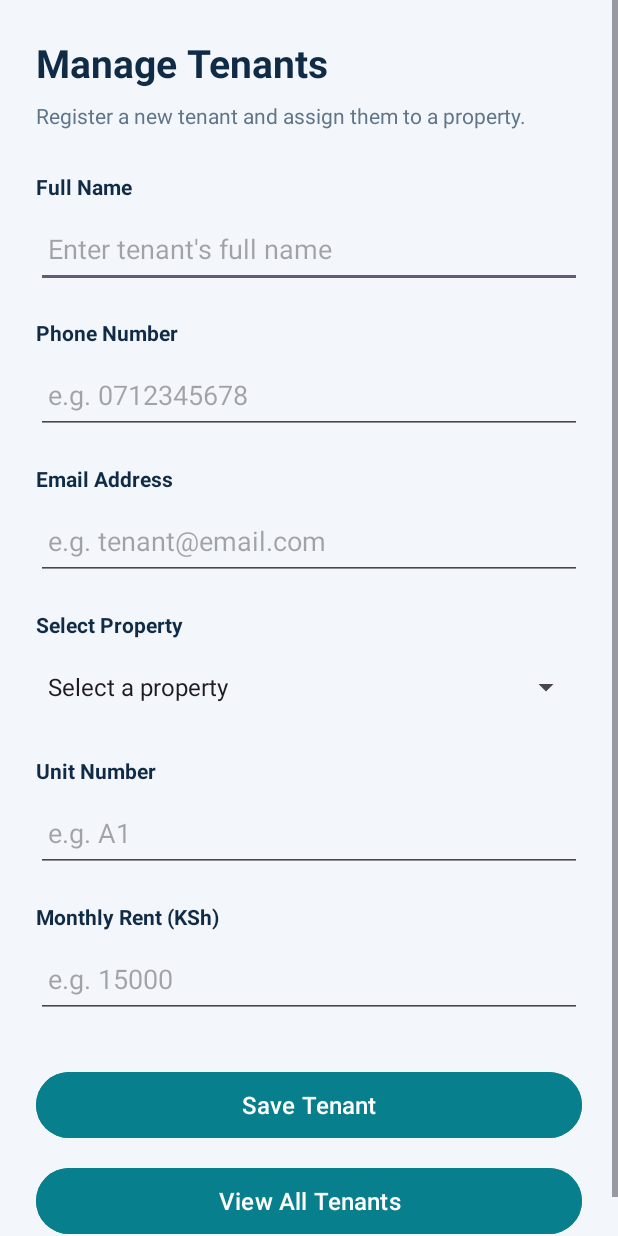
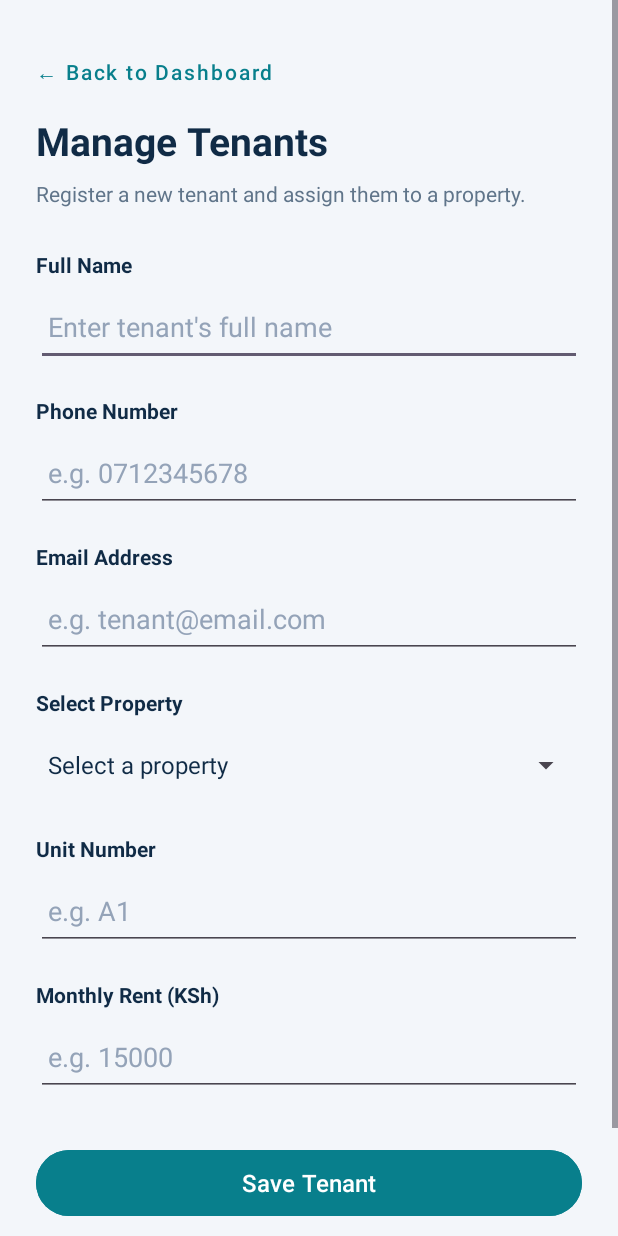
Before and after one commit to Mwangilindsey/RentManagementSystem-Project, an Android app: the ManageTenantsActivity screen opened directly, with no data from a screen before it, on a phone screen of 412 x 824 dp. Run offline under Robolectric (Android 15) with nearby library versions, the phone set to English and light mode, and no system bars.

Commit message:
fix(ui): Fix button styling uniformity and spinner dropdown contrast with white background

```diff
--- a/app/src/main/java/com/example/rentmanagementsystem/ManagePropertiesActivity.kt
+++ b/app/src/main/java/com/example/rentmanagementsystem/ManagePropertiesActivity.kt
@@ -15,12 +15,17 @@ class ManagePropertiesActivity : AppCompatActivity() {
 
         val dbHelper = PropertyDatabaseHelper(this)
 
+        val btnBack = findViewById<Button>(R.id.btnBack)
         val etPropertyName = findViewById<EditText>(R.id.etPropertyName)
         val etPropertyAddress = findViewById<EditText>(R.id.etPropertyAddress)
         val etNumberOfUnits = findViewById<EditText>(R.id.etNumberOfUnits)
         val etMonthlyRent = findViewById<EditText>(R.id.etMonthlyRent)
         val btnSaveProperty = findViewById<Button>(R.id.btnSaveProperty)
         val btnViewProperties = findViewById<Button>(R.id.btnViewProperties)
+
+        btnBack.setOnClickListener {
+            finish()
+        }
 
         btnViewProperties.setOnClickListener {
             val intent = Intent(this, ViewPropertiesActivity::class.java)
--- a/app/src/main/java/com/example/rentmanagementsystem/ManageTenantsActivity.kt
+++ b/app/src/main/java/com/example/rentmanagementsystem/ManageTenantsActivity.kt
@@ -1,10 +1,15 @@
 package com.example.rentmanagementsystem
 
+import android.graphics.Color
 import android.os.Bundle
+import android.util.Patterns
+import android.view.View
+import android.view.ViewGroup
 import android.widget.ArrayAdapter
 import android.widget.Button
 import android.widget.EditText
 import android.widget.Spinner
+import android.widget.TextView
 import android.widget.Toast
 import androidx.appcompat.app.AppCompatActivity
 
@@ -19,6 +24,7 @@ class ManageTenantsActivity : AppCompatActivity() {
 
         dbHelper = PropertyDatabaseHelper(this)
 
+        val btnBack = findViewById<Button>(R.id.btnBack)
         val etTenantName = findViewById<EditText>(R.id.etTenantName)
         val etTenantPhone = findViewById<EditText>(R.id.etTenantPhone)
         val etTenantEmail = findViewById<EditText>(R.id.etTenantEmail)
@@ -26,6 +32,10 @@ class ManageTenantsActivity : AppCompatActivity() {
         val etTenantUnit = findViewById<EditText>(R.id.etTenantUnit)
         val etTenantRent = findViewById<EditText>(R.id.etTenantRent)
         val btnSaveTenant = findViewById<Button>(R.id.btnSaveTenant)
+
+        btnBack.setOnClickListener {
+            finish()
+        }
 
         // Load existing properties from SQLite
         properties = dbHelper.getAllProperties()
@@ -36,11 +46,24 @@ class ManageTenantsActivity : AppCompatActivity() {
             propertyNames.add("${property.name} - ${property.address}")
         }
 
-        val adapter = ArrayAdapter(
+        val adapter = object : ArrayAdapter<String>(
             this,
             android.R.layout.simple_spinner_item,
             propertyNames
-        )
+        ) {
+            override fun getView(position: Int, convertView: View?, parent: ViewGroup): View {
+                val view = super.getView(position, convertView, parent) as TextView
+                view.setTextColor(Color.parseColor("#102B46"))
+                return view
+            }
+
+            override fun getDropDownView(position: Int, convertView: View?, parent: ViewGroup): View {
+                val view = super.getDropDownView(position, convertView, parent) as TextView
+                view.setTextColor(Color.parseColor("#102B46"))
+                view.setBackgroundColor(Color.WHITE)
+                return view
+            }
+        }
 
         adapter.setDropDownViewResource(
             android.R.layout.simple_spinner_dropdown_item
@@ -73,7 +96,7 @@ class ManageTenantsActivity : AppCompatActivity() {
                     etTenantEmail.requestFocus()
                 }
 
-                !android.util.Patterns.EMAIL_ADDRESS.matcher(email).matches() -> {
+                !Patterns.EMAIL_ADDRESS.matcher(email).matches() -> {
                     etTenantEmail.error = "Enter a valid email address"
                     etTenantEmail.requestFocus()
                 }
@@ -100,7 +123,7 @@ class ManageTenantsActivity : AppCompatActivity() {
                 }
 
                 rentText.isEmpty() ||
-                        rentText.toDoubleOrNull() == null ||
+                        rentText.toIntOrNull() == null ||
                         rentText.toDouble() <= 0 -> {
                     etTenantRent.error = "Enter a valid monthly rent"
                     etTenantRent.requestFocus()
--- a/app/src/main/java/com/example/rentmanagementsystem/ViewPropertiesActivity.kt
+++ b/app/src/main/java/com/example/rentmanagementsystem/ViewPropertiesActivity.kt
@@ -3,6 +3,7 @@ package com.example.rentmanagementsystem
 import android.os.Bundle
 import android.view.LayoutInflater
 import android.view.View
+import android.widget.Button
 import android.widget.EditText
 import android.widget.LinearLayout
 import android.widget.TextView
@@ -26,9 +27,14 @@ class ViewPropertiesActivity : AppCompatActivity() {
 
         dbHelper = PropertyDatabaseHelper(this)
 
+        val btnBack = findViewById<Button>(R.id.btnBack)
         rvProperties = findViewById(R.id.rvProperties)
         layoutEmptyState = findViewById(R.id.layoutEmptyState)
         tvSubtitle = findViewById(R.id.tvSubtitle)
+
+        btnBack.setOnClickListener {
+            finish()
+        }
 
         rvProperties.layoutManager = LinearLayoutManager(this)
 
--- a/app/src/main/res/layout/activity_dashboard.xml
+++ b/app/src/main/res/layout/activity_dashboard.xml
@@ -163,13 +163,13 @@
 
         <Button
             android:id="@+id/btnViewProperties"
-            style="@style/Widget.MaterialComponents.Button.OutlinedButton"
             android:layout_width="match_parent"
             android:layout_height="52dp"
             android:layout_marginTop="12dp"
+            android:backgroundTint="#087F8C"
             android:text="View All Properties"
             android:textAllCaps="false"
-            android:textColor="#087F8C"
+            android:textColor="#FFFFFF"
             android:textSize="16sp" />
 
         <Button
--- a/app/src/main/res/layout/activity_manage_tenants.xml
+++ b/app/src/main/res/layout/activity_manage_tenants.xml
@@ -11,9 +11,21 @@
         android:orientation="vertical"
         android:padding="24dp">
 
+        <Button
+            android:id="@+id/btnBack"
+            style="@style/Widget.MaterialComponents.Button.TextButton"
+            android:layout_width="wrap_content"
+            android:layout_height="wrap_content"
+            android:layout_marginStart="-8dp"
+            android:text="← Back to Dashboard"
+            android:textAllCaps="false"
+            android:textColor="#087F8C"
+            android:textSize="14sp" />
+
         <TextView
             android:layout_width="match_parent"
             android:layout_height="wrap_content"
+            android:layout_marginTop="4dp"
             android:text="Manage Tenants"
             android:textColor="#102B46"
             android:textSize="26sp"
@@ -47,7 +59,9 @@
             android:minHeight="52dp"
             android:paddingStart="8dp"
             android:paddingEnd="8dp"
-            android:singleLine="true" />
+            android:singleLine="true"
+            android:textColor="#102B46"
+            android:textColorHint="#94A3B8" />
 
         <!-- Phone -->
         <TextView
@@ -69,7 +83,9 @@
             android:minHeight="52dp"
             android:paddingStart="8dp"
             android:paddingEnd="8dp"
-            android:singleLine="true" />
+            android:singleLine="true"
+            android:textColor="#102B46"
+            android:textColorHint="#94A3B8" />
 
         <!-- Email -->
         <TextView
@@ -91,7 +107,9 @@
             android:minHeight="52dp"
             android:paddingStart="8dp"
             android:paddingEnd="8dp"
-            android:singleLine="true" />
+            android:singleLine="true"
+            android:textColor="#102B46"
+            android:textColorHint="#94A3B8" />
 
         <!-- Property Selection -->
         <TextView
@@ -129,7 +147,9 @@
             android:minHeight="52dp"
             android:paddingStart="8dp"
             android:paddingEnd="8dp"
-            android:singleLine="true" />
+            android:singleLine="true"
+            android:textColor="#102B46"
+            android:textColorHint="#94A3B8" />
 
         <!-- Monthly Rent -->
         <TextView
@@ -151,7 +171,9 @@
             android:minHeight="52dp"
             android:paddingStart="8dp"
             android:paddingEnd="8dp"
-            android:singleLine="true" />
+            android:singleLine="true"
+            android:textColor="#102B46"
+            android:textColorHint="#94A3B8" />
 
         <!-- Save Tenant Button -->
         <Button
```
Also changed, not shown: app/src/main/java/com/example/rentmanagementsystem/ViewTenantsActivity.kt (+27 -5 lines), app/src/main/res/layout/activity_manage_properties.xml (+14 -2 lines), app/src/main/res/layout/activity_view_properties.xml (+12 -0 lines), app/src/main/res/layout/activity_view_tenants.xml (+12 -0 lines).
